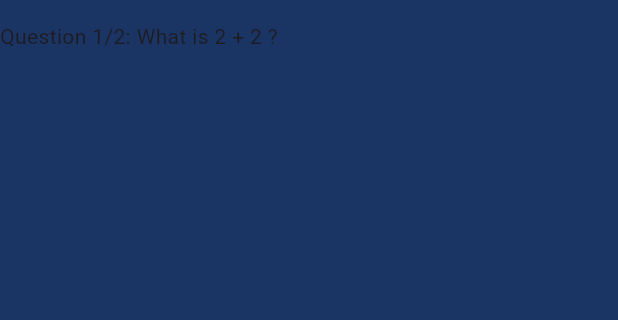
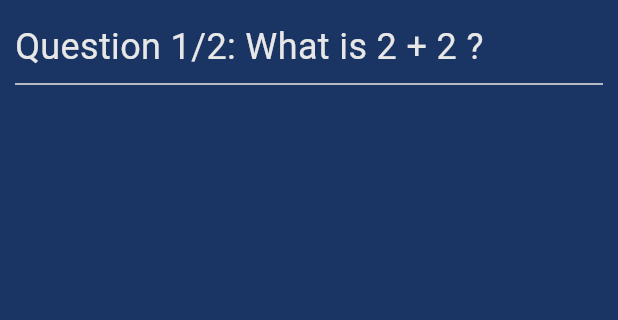
Before and after one commit to aya745/quizapp, a Flutter app: the screen it shows after launch, on a phone screen of 412 x 824 dp, the part 63-383 px from its top. Run offline on Flutter 3.47's test engine with Material 3 defaults, Android fonts, the phone set to English and light mode, and no system bars.

Commit message:
changed the question styling

```diff
--- a/lib/screens/home_screen.dart
+++ b/lib/screens/home_screen.dart
@@ -41,6 +41,7 @@ class _HomeScreenState extends State<HomeScreen> {
         ),
         body: Container(
           width: double.infinity,
+          padding: const EdgeInsets.symmetric(horizontal: 10.0),
           child: Column(
             children: [
               //adding questionWidget here
@@ -48,8 +49,8 @@ class _HomeScreenState extends State<HomeScreen> {
                 indexAction: index, //currently at 0
                 question: _questions[index].title, //first in the list
                 totalQuestions: _questions.length, //total length of the list
-                )
-
+                ),
+                const Divider(color: neutral),
             ],
           ),
          ),
--- a/lib/widgets/question_widget.dart
+++ b/lib/widgets/question_widget.dart
@@ -1,4 +1,5 @@
 import 'package:flutter/material.dart';
+import 'package:quiz_app/constants.dart';
 
 class QuestionWidget extends StatelessWidget {
   const QuestionWidget({Key? key,
@@ -14,7 +15,13 @@ class QuestionWidget extends StatelessWidget {
   Widget build(BuildContext context) {
     return Container(
       alignment: Alignment.centerLeft,
-      child: Text('Question ${indexAction + 1}/$totalQuestions: $question'),
+      child: Text(
+        'Question ${indexAction + 1}/$totalQuestions: $question',
+        style: const TextStyle(
+          fontSize: 24.0,
+          color: neutral,
+          ) ,
+        ),
     );
   }
 }
```
